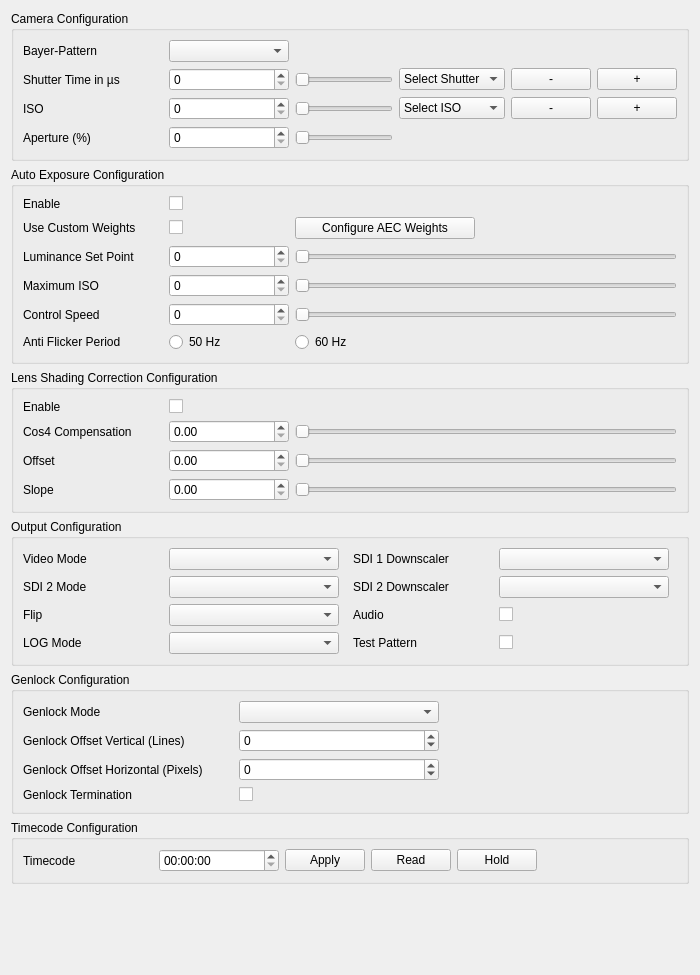
First picture: the form in dct_widgets/inoutbox/inoutbox.ui, repository KAYA-Instruments/SDI-Control-Point, before the edit.
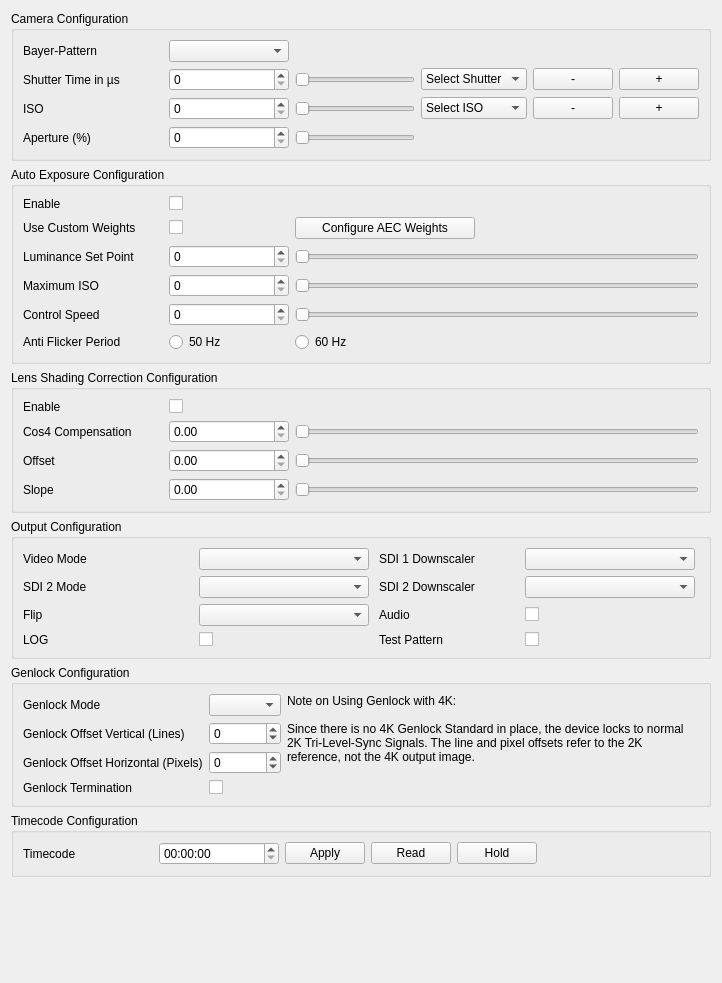
Second picture: the form after the edit.

Commit message:
Small changes to log mode, turn off connection check by default
- LOG mode now only has one mode (HLG) since PQ did not have good
  image quality. Therfore the log mode combo box was replaced by a simple
  check box
- The periodic connection check is now disabled by default

Diff of the .ui file:
```diff
--- a/dct_widgets/inoutbox/inoutbox.ui
+++ b/dct_widgets/inoutbox/inoutbox.ui
@@ -6,8 +6,8 @@
    <rect>
     <x>0</x>
     <y>0</y>
-    <width>700</width>
-    <height>975</height>
+    <width>722</width>
+    <height>983</height>
    </rect>
   </property>
   <property name="windowTitle">
@@ -820,6 +820,9 @@
           <height>0</height>
          </size>
         </property>
+        <property name="toolTip">
+         <string>Use &quot;Downscale&quot; to convert e.g. 2160p50 to 1080p50, use &quot;Downscale and Interalce&quot; to convert it to 1080i50</string>
+        </property>
        </widget>
       </item>
       <item row="1" column="3">
@@ -898,14 +901,33 @@
        </widget>
       </item>
       <item row="7" column="0">
-       <widget class="QLabel" name="lblLogMode">
+       <widget class="QLabel" name="lblLogEnable">
+        <property name="minimumSize">
+         <size>
+          <width>170</width>
+          <height>0</height>
+         </size>
+        </property>
         <property name="text">
-         <string>LOG Mode</string>
+         <string>LOG</string>
         </property>
        </widget>
       </item>
       <item row="7" column="1">
-       <widget class="QComboBox" name="cbxLogMode"/>
+       <widget class="QCheckBox" name="cbxLogEnable">
+        <property name="minimumSize">
+         <size>
+          <width>170</width>
+          <height>0</height>
+         </size>
+        </property>
+        <property name="toolTip">
+         <string>Use a LOG Gamma Curve to preserve more Highlights</string>
+        </property>
+        <property name="text">
+         <string/>
+        </property>
+       </widget>
       </item>
      </layout>
     </widget>
@@ -922,41 +944,10 @@
       <string>Genlock Configuration</string>
      </property>
      <layout class="QGridLayout" name="gridLayout_4">
-      <item row="0" column="1">
-       <widget class="QComboBox" name="cbxGenLockMode">
-        <property name="minimumSize">
-         <size>
-          <width>200</width>
-          <height>0</height>
-         </size>
-        </property>
-        <property name="maximumSize">
-         <size>
-          <width>16777215</width>
-          <height>16777215</height>
-         </size>
-        </property>
-       </widget>
-      </item>
-      <item row="1" column="1">
-       <widget class="QSpinBox" name="sbxGenLockOffsetVertical">
-        <property name="minimumSize">
-         <size>
-          <width>200</width>
-          <height>0</height>
-         </size>
-        </property>
-        <property name="maximumSize">
-         <size>
-          <width>16777215</width>
-          <height>16777215</height>
-         </size>
-        </property>
-        <property name="minimum">
-         <number>-4095</number>
-        </property>
-        <property name="maximum">
-         <number>4095</number>
+      <item row="3" column="1">
+       <widget class="QCheckBox" name="cbxGenLockTermination">
+        <property name="text">
+         <string/>
         </property>
        </widget>
       </item>
@@ -964,7 +955,7 @@
        <widget class="QLabel" name="lblGenLockOffsetVertical">
         <property name="minimumSize">
          <size>
-          <width>210</width>
+          <width>0</width>
           <height>0</height>
          </size>
         </property>
@@ -979,43 +970,11 @@
         </property>
        </widget>
       </item>
-      <item row="0" column="0">
-       <widget class="QLabel" name="lblGenLockMode">
-        <property name="minimumSize">
-         <size>
-          <width>210</width>
-          <height>0</height>
-         </size>
-        </property>
-        <property name="maximumSize">
-         <size>
-          <width>16777215</width>
-          <height>16777215</height>
-         </size>
-        </property>
-        <property name="text">
-         <string>Genlock Mode</string>
-        </property>
-       </widget>
-      </item>
-      <item row="0" column="2">
-       <spacer name="horizontalSpacer">
-        <property name="orientation">
-         <enum>Qt::Horizontal</enum>
-        </property>
-        <property name="sizeHint" stdset="0">
-         <size>
-          <width>0</width>
-          <height>20</height>
-         </size>
-        </property>
-       </spacer>
-      </item>
       <item row="3" column="0">
        <widget class="QLabel" name="lblGenLockTermination">
         <property name="minimumSize">
          <size>
-          <width>210</width>
+          <width>0</width>
           <height>0</height>
          </size>
         </property>
@@ -1030,18 +989,11 @@
         </property>
        </widget>
       </item>
-      <item row="3" column="1">
-       <widget class="QCheckBox" name="cbxGenLockTermination">
-        <property name="text">
-         <string/>
-        </property>
-       </widget>
-      </item>
       <item row="2" column="0">
        <widget class="QLabel" name="lblGenLockOffsetHorizontal">
         <property name="minimumSize">
          <size>
-          <width>210</width>
+          <width>0</width>
           <height>0</height>
          </size>
         </property>
@@ -1056,11 +1008,39 @@
         </property>
        </widget>
       </item>
+      <item row="1" column="1">
+       <widget class="QSpinBox" name="sbxGenLockOffsetVertical">
+        <property name="sizePolicy">
+         <sizepolicy hsizetype="Minimum" vsizetype="Fixed">
+          <horstretch>0</horstretch>
+          <verstretch>0</verstretch>
+         </sizepolicy>
+        </property>
+        <property name="minimumSize">
+         <size>
+          <width>0</width>
+          <height>0</height>
+         </size>
+        </property>
+        <property name="maximumSize">
+         <size>
+          <width>16777215</width>
+          <height>16777215</height>
+         </size>
+        </property>
+        <property name="minimum">
+         <number>-4095</number>
+        </property>
+        <property name="maximum">
+         <number>4095</number>
+        </property>
+       </widget>
+      </item>
       <item row="2" column="1">
        <widget class="QSpinBox" name="sbxGenlockOffsetHorizontal">
         <property name="minimumSize">
          <size>
-          <width>200</width>
+          <width>0</width>
           <height>0</height>
          </size>
         </property>
@@ -1078,6 +1058,69 @@
         </property>
        </widget>
       </item>
+      <item row="0" column="0">
+       <widget class="QLabel" name="lblGenLockMode">
+        <property name="minimumSize">
+         <size>
+          <width>0</width>
+          <height>0</height>
+         </size>
+        </property>
+        <property name="maximumSize">
+         <size>
+          <width>16777215</width>
+          <height>16777215</height>
+         </size>
+        </property>
+        <property name="text">
+         <string>Genlock Mode</string>
+        </property>
+       </widget>
+      </item>
+      <item row="0" column="3">
+       <spacer name="horizontalSpacer">
+        <property name="orientation">
+         <enum>Qt::Horizontal</enum>
+        </property>
+        <property name="sizeHint" stdset="0">
+         <size>
+          <width>0</width>
+          <height>20</height>
+         </size>
+        </property>
+       </spacer>
+      </item>
+      <item row="0" column="1">
+       <widget class="QComboBox" name="cbxGenLockMode">
+        <property name="minimumSize">
+         <size>
+          <width>0</width>
+          <height>0</height>
+         </size>
+        </property>
+        <property name="maximumSize">
+         <size>
+          <width>16777215</width>
+          <height>16777215</height>
+         </size>
+        </property>
+       </widget>
+      </item>
+      <item row="0" column="2" rowspan="4">
+       <widget class="QLabel" name="lblGenlock4kNote">
+        <property name="text">
+         <string>Note on Using Genlock with 4K:
+
+Since there is no 4K Genlock Standard in place, the device locks to normal 2K Tri-Level-Sync Signals. The line and pixel offsets refer to the 2K reference, not the 4K output image.</string>
+        </property>
+        <property name="alignment">
+         <set>Qt::AlignLeading|Qt::AlignLeft|Qt::AlignTop</set>
+        </property>
+        <property name="wordWrap">
+         <bool>true</bool>
+        </property>
+       </widget>
+      </item>
      </layout>
     </widget>
    </item>
```
The commit also changes 6 other files.
